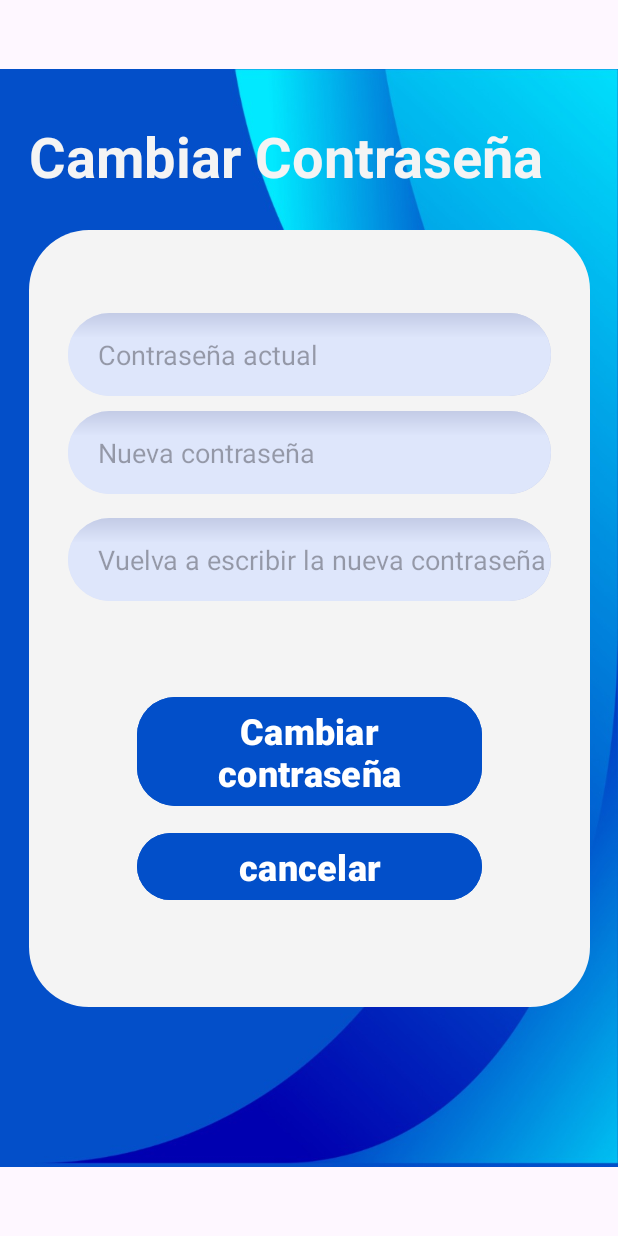
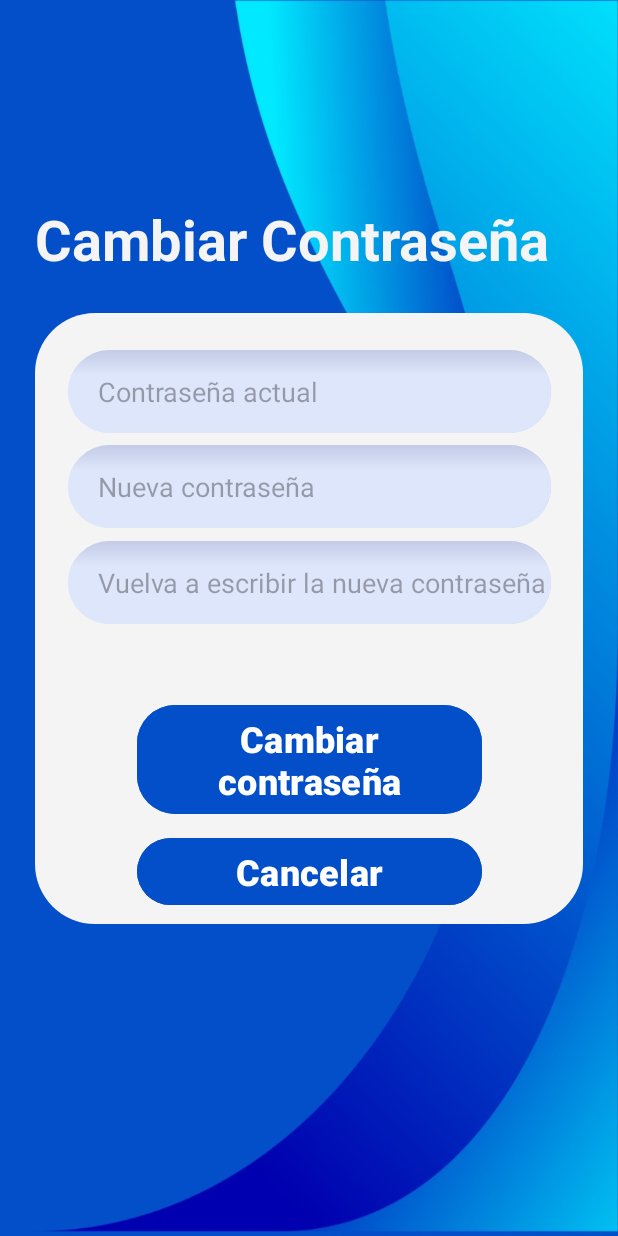
Before and after one commit to MarioCliment/PBIOMED_ANDROID, an Android app: the EditPassActivity screen opened directly, with no data from a screen before it, on a phone screen of 412 x 824 dp. Run offline under Robolectric (Android 15) with nearby library versions, the phone set to English and light mode, and no system bars.

Commit message:
pressBanca60KG
si alguien tiene problema con este commit, levanto más que tú en 3/5 casos, siendo los casos los miembros del equipo. Yo me incluyo en los casos que NO levanto más. No me acuerdo que he hecho aqui

Es broma, si me acuerdo, limpieza de diseño

```diff
--- a/src/app/src/main/res/layout/activity_change_password.xml
+++ b/src/app/src/main/res/layout/activity_change_password.xml
@@ -10,6 +10,7 @@
         android:id="@+id/imageView2"
         android:layout_width="0dp"
         android:layout_height="0dp"
+        android:scaleType="fitXY"
         app:layout_constraintBottom_toBottomOf="parent"
         app:layout_constraintEnd_toEndOf="parent"
         app:layout_constraintStart_toStartOf="parent"
@@ -31,8 +32,8 @@
 
     <FrameLayout
         android:id="@+id/frameLayout"
-        android:layout_width="374dp"
-        android:layout_height="518dp"
+        android:layout_width="365dp"
+        android:layout_height="407dp"
         android:layout_marginStart="16dp"
         android:layout_marginEnd="16dp"
         android:background="@drawable/rounded_frame"
@@ -45,34 +46,18 @@
             android:layout_width="match_parent"
             android:layout_height="match_parent">
 
-            <TextView
-                android:id="@+id/avisoPass"
-                android:layout_width="wrap_content"
-                android:layout_height="wrap_content"
-                android:layout_marginStart="117dp"
-                android:layout_marginTop="10dp"
-                android:layout_marginEnd="119dp"
-                android:text="Contraseña incorrecta"
-                android:textColor="#000000"
-                android:textSize="24sp"
-                android:visibility="invisible"
-                app:layout_constraintEnd_toEndOf="parent"
-                app:layout_constraintStart_toStartOf="parent"
-                app:layout_constraintTop_toBottomOf="@+id/NewPass2" />
-
             <EditText
                 android:id="@+id/OldPass"
                 android:layout_width="322dp"
                 android:layout_height="55dp"
-                android:layout_marginStart="26dp"
-                android:layout_marginTop="55dp"
-                android:layout_marginEnd="26dp"
+                android:layout_marginTop="16dp"
                 android:background="@drawable/rounded_edittext_background"
                 android:ems="10"
                 android:hint="Contraseña actual"
                 android:inputType="textEmailAddress"
                 android:paddingLeft="20dp"
                 android:password="true"
+                app:layout_constraintBottom_toTopOf="@+id/NewPass"
                 app:layout_constraintEnd_toEndOf="parent"
                 app:layout_constraintStart_toStartOf="parent"
                 app:layout_constraintTop_toTopOf="parent" />
@@ -81,44 +66,47 @@
                 android:id="@+id/NewPass"
                 android:layout_width="322dp"
                 android:layout_height="55dp"
-                android:layout_marginStart="26dp"
-                android:layout_marginTop="10dp"
-                android:layout_marginEnd="26dp"
                 android:background="@drawable/rounded_edittext_background"
                 android:ems="10"
                 android:hint="Nueva contraseña"
                 android:inputType="textEmailAddress"
                 android:paddingLeft="20dp"
                 android:password="true"
-                app:layout_constraintEnd_toEndOf="parent"
-                app:layout_constraintStart_toStartOf="parent"
+                app:layout_constraintBottom_toTopOf="@+id/NewPass2"
+                app:layout_constraintStart_toStartOf="@+id/OldPass"
                 app:layout_constraintTop_toBottomOf="@+id/OldPass" />
 
             <EditText
                 android:id="@+id/NewPass2"
                 android:layout_width="322dp"
                 android:layout_height="55dp"
-                android:layout_marginStart="26dp"
-                android:layout_marginTop="16dp"
-                android:layout_marginEnd="26dp"
                 android:background="@drawable/rounded_edittext_background"
                 android:ems="10"
                 android:hint="Vuelva a escribir la nueva contraseña"
                 android:inputType="textEmailAddress"
                 android:paddingLeft="20dp"
                 android:password="true"
-                app:layout_constraintEnd_toEndOf="parent"
-                app:layout_constraintHorizontal_bias="0.0"
-                app:layout_constraintStart_toStartOf="parent"
+                app:layout_constraintBottom_toTopOf="@+id/avisoPass"
+                app:layout_constraintStart_toStartOf="@+id/NewPass"
                 app:layout_constraintTop_toBottomOf="@+id/NewPass" />
+
+            <TextView
+                android:id="@+id/avisoPass"
+                android:layout_width="wrap_content"
+                android:layout_height="wrap_content"
+                android:text="Contraseña incorrecta"
+                android:textColor="#000000"
+                android:textSize="24sp"
+                android:visibility="invisible"
+                app:layout_constraintBottom_toTopOf="@+id/cambiarPasFinal"
+                app:layout_constraintEnd_toEndOf="@+id/NewPass2"
+                app:layout_constraintStart_toStartOf="@+id/NewPass2"
+                app:layout_constraintTop_toBottomOf="@+id/NewPass2" />
 
             <Button
                 android:id="@+id/cambiarPasFinal"
                 android:layout_width="230dp"
                 android:layout_height="wrap_content"
-                android:layout_marginStart="72dp"
-                android:layout_marginTop="17dp"
-                android:layout_marginEnd="72dp"
                 android:backgroundTint="#024FC9"
                 android:onClick="guardarPass"
                 android:text="Cambiar contraseña"
@@ -126,26 +114,25 @@
                 android:textSize="24sp"
                 android:textStyle="normal|bold"
                 app:cornerRadius="25dp"
-                app:layout_constraintEnd_toEndOf="parent"
-                app:layout_constraintStart_toStartOf="parent"
+                app:layout_constraintBottom_toTopOf="@+id/cancelarPass"
+                app:layout_constraintEnd_toEndOf="@+id/avisoPass"
+                app:layout_constraintStart_toStartOf="@+id/avisoPass"
                 app:layout_constraintTop_toBottomOf="@+id/avisoPass" />
 
             <Button
                 android:id="@+id/cancelarPass"
                 android:layout_width="230dp"
                 android:layout_height="wrap_content"
-                android:layout_marginStart="72dp"
-                android:layout_marginTop="10dp"
-                android:layout_marginEnd="72dp"
                 android:backgroundTint="#024FC9"
                 android:onClick="cancelarPass"
-                android:text="cancelar"
+                android:text="Cancelar"
                 android:textAllCaps="false"
                 android:textSize="24sp"
                 android:textStyle="normal|bold"
                 app:cornerRadius="25dp"
-                app:layout_constraintEnd_toEndOf="parent"
-                app:layout_constraintStart_toStartOf="parent"
+                app:layout_constraintBottom_toBottomOf="parent"
+                app:layout_constraintEnd_toEndOf="@+id/cambiarPasFinal"
+                app:layout_constraintStart_toStartOf="@+id/cambiarPasFinal"
                 app:layout_constraintTop_toBottomOf="@+id/cambiarPasFinal" />
 
         </androidx.constraintlayout.widget.ConstraintLayout>
```
Also changed, not shown: src/app/src/main/res/layout/activity_edit_user.xml (+17 -18 lines).
